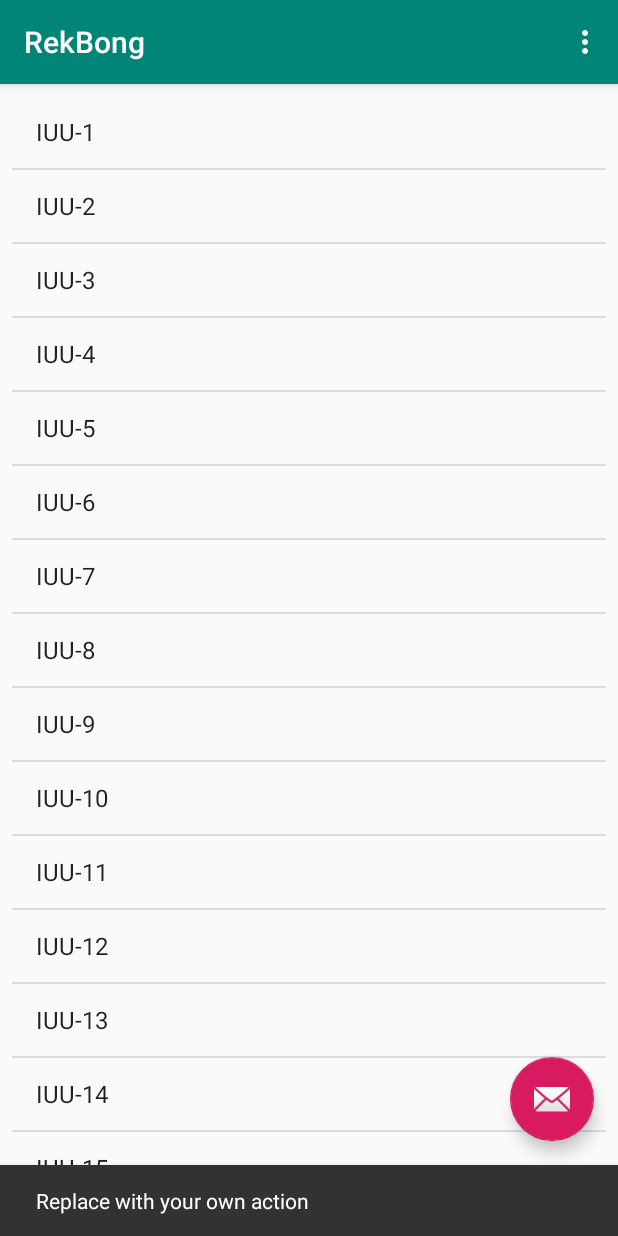
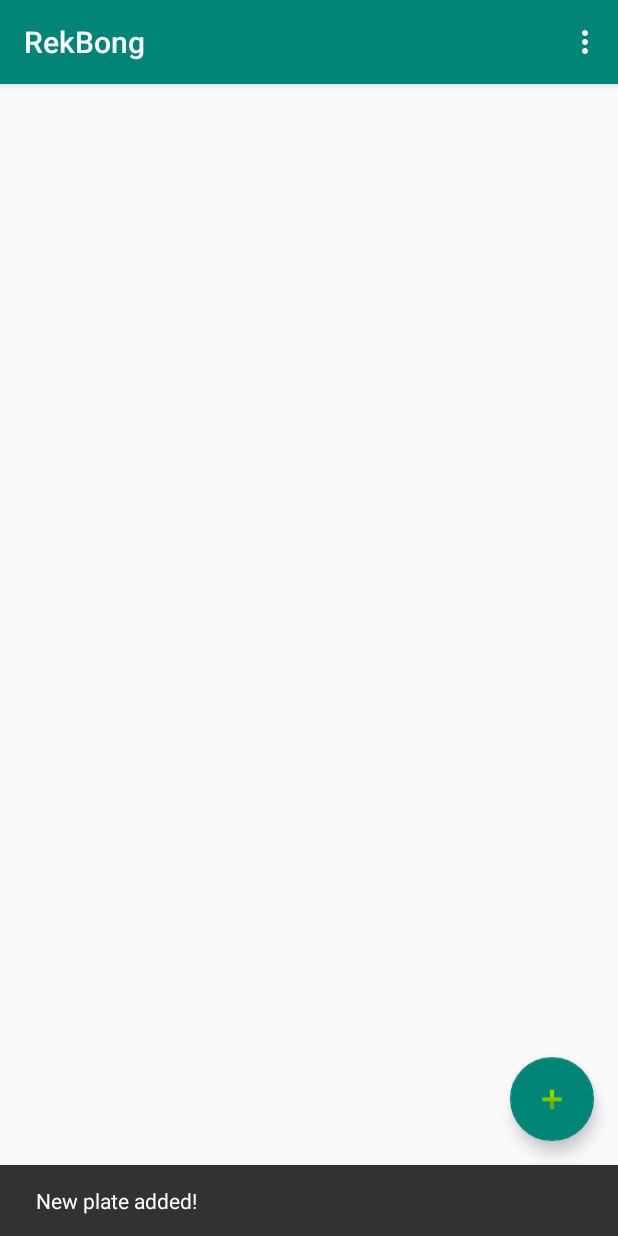
Before and after one commit to tyybbi/RekBong, an Android app: the screen it shows after launch (MainActivity), after a tap on an icon or button, on a phone screen of 412 x 824 dp. Run offline under Robolectric (Android 15) with nearby library versions, the phone set to English and light mode, and no system bars.

Commit message:
Yet Another Minor Commit

```diff
--- a/app/src/main/java/com/tyybbi/rekbong/DBHandler.java
+++ b/app/src/main/java/com/tyybbi/rekbong/DBHandler.java
@@ -1,13 +1,21 @@
 package com.tyybbi.rekbong;
 
+import android.content.ContentValues;
 import android.content.Context;
+import android.database.Cursor;
 import android.database.sqlite.SQLiteDatabase;
 import android.database.sqlite.SQLiteOpenHelper;
+
+import java.util.ArrayList;
 
 public class DBHandler extends SQLiteOpenHelper {
 
     private static final int DATABASE_VERSION = 1;
     protected static final String DATABASE_NAME = "Plates.db";
+    private static final String TABLE_plates = "plates";
+    private static final String KEY_ID = "id";
+    private static final String KEY_PLATE = "plate";
+    private static final String KEY_DATE = "datetime";
 
     public DBHandler(Context context) {
         super(context, DATABASE_NAME, null, DATABASE_VERSION);
@@ -16,10 +24,11 @@ public class DBHandler extends SQLiteOpenHelper {
     @Override
     public void onCreate(SQLiteDatabase db) {
 
-        String sql = "CREATE TABLE plates " +
-                "( id INTEGER PRIMARY KEY AUTOINCREMENT, " +
-                "plate TEXT, " +
-                "datetime TEXT ) ";
+        String sql = "CREATE TABLE IF NOT EXISTS " +
+                TABLE_plates + "(" +
+                KEY_ID + " INTEGER PRIMARY KEY AUTOINCREMENT, " +
+                KEY_PLATE + "TEXT NOT NULL, " +
+                KEY_DATE + "INTEGER ) ";
 
         db.execSQL(sql);
     }
@@ -27,9 +36,36 @@ public class DBHandler extends SQLiteOpenHelper {
     @Override
     public void onUpgrade(SQLiteDatabase db, int oldVersion, int newVersion) {
 
-        String sql = "DROP TABLE IF EXISTS plates";
+        String sql = "DROP TABLE IF EXISTS " + TABLE_plates;
         db.execSQL(sql);
 
         onCreate(db);
     }
+
+    // CRUD Operations
+
+    public void addNewPlate(String KEY_PLATE, long KEY_DATE) {
+        SQLiteDatabase mDb = this.getWritableDatabase();
+        ContentValues contentValues = new ContentValues();
+
+        // TODO
+    }
+
+    public ArrayList<Plate> readAllPlates() {
+        ArrayList<Plate> mList = new ArrayList<>();
+        SQLiteDatabase mDb = this.getReadableDatabase();
+
+        String sql = "SELECT * FROM " + TABLE_plates;
+        Cursor c = mDb.rawQuery(sql, null);
+
+        return mList;
+    }
+
+    public void updatePlate() {
+        // TODO
+    }
+
+    public void deletePlate() {
+        // TODO
+    }
 }
--- a/app/src/main/java/com/tyybbi/rekbong/MainActivity.java
+++ b/app/src/main/java/com/tyybbi/rekbong/MainActivity.java
@@ -16,10 +16,16 @@ import android.view.MenuItem;
 import android.widget.ArrayAdapter;
 import android.widget.ListView;
 
+import java.util.ArrayList;
+import java.util.Date;
+
 public class MainActivity extends AppCompatActivity {
 
     public static final String TAG = "RekDebug";
-    protected String[] plates = new String[1000];
+    //protected String[] plates = new String[1000];
+    DBHandler mDBHandler;
+    ArrayList<Plate> dbContent;
+    Date date = new Date();
 
     @Override
     protected void onCreate(Bundle savedInstanceState) {
@@ -28,16 +34,20 @@ public class MainActivity extends AppCompatActivity {
         Toolbar toolbar = findViewById(R.id.toolbar);
         setSupportActionBar(toolbar);
 
-        // Populate plates[] with some lorem ipsum
+        mDBHandler = new DBHandler(this);
+        dbContent = mDBHandler.readAllPlates();
+
+        /* Populate plates[] with some lorem ipsum
         int i = 1;
         while (i < 1000) {
             plates[i-1] = "IUU-" + i;
             Log.i(TAG, "plates[i-1] = " + plates[i-1] + ", i = " + i);
             i++;
         }
+        */
 
-        ArrayAdapter<String> itemsAdapter =
-            new ArrayAdapter<String>(this, android.R.layout.simple_list_item_1, plates);
+        ArrayAdapter<Plate> itemsAdapter =
+            new ArrayAdapter<Plate>(this, android.R.layout.simple_list_item_1, dbContent);
 
         ListView listView = (ListView) findViewById(R.id.listView);
         listView.setAdapter(itemsAdapter);
@@ -46,7 +56,9 @@ public class MainActivity extends AppCompatActivity {
         fab.setOnClickListener(new View.OnClickListener() {
             @Override
             public void onClick(View view) {
-                Snackbar.make(view, "Replace with your own action", Snackbar.LENGTH_LONG)
+                long curDate = date.getTime();
+                mDBHandler.addNewPlate("IVS-666", curDate);
+                Snackbar.make(view, "New plate added!", Snackbar.LENGTH_LONG)
                         .setAction("Action", null).show();
             }
         });
--- /dev/null
+++ b/app/src/main/java/com/tyybbi/rekbong/Plate.java
@@ -0,0 +1,7 @@
+package com.tyybbi.rekbong;
+
+public class Plate {
+    public int id;
+    public String plate;
+    public long datetime;
+}
--- a/app/src/main/res/layout/activity_main.xml
+++ b/app/src/main/res/layout/activity_main.xml
@@ -28,6 +28,7 @@
         android:layout_height="wrap_content"
         android:layout_gravity="bottom|end"
         android:layout_margin="@dimen/fab_margin"
-        app:srcCompat="@android:drawable/ic_dialog_email" />
+        app:backgroundTint="@color/colorPrimary"
+        app:srcCompat="@android:drawable/ic_input_add" />
 
 </androidx.coordinatorlayout.widget.CoordinatorLayout>
```
